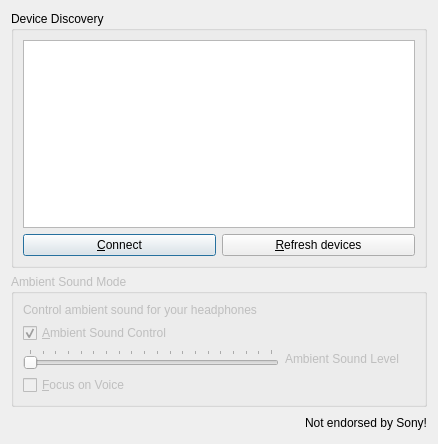
First picture: the form in Client/qt/dialog.ui, repository Plutoberth/SonyHeadphonesClient, before the edit.
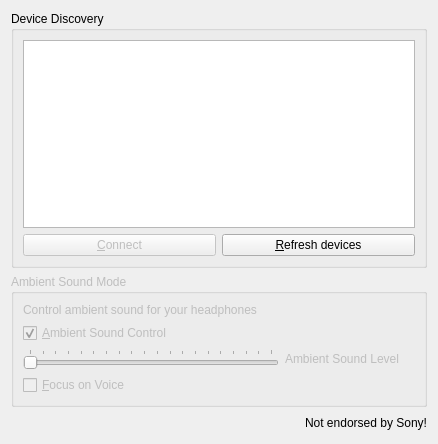
Second picture: the form after the edit. Icons and pictures are not drawn.

Commit message: Client/qt/dialog: format

What changed in the file:
```diff
--- a/Client/qt/dialog.ui
+++ b/Client/qt/dialog.ui
@@ -41,6 +41,9 @@
            <layout class="QHBoxLayout" name="horizontalLayout_5">
             <item>
              <widget class="QPushButton" name="connectButton">
+                            <property name="enabled">
+                              <bool>false</bool>
+                            </property>
               <property name="text">
                <string>&amp;Connect</string>
               </property>
```
Left out of the diff: 11 changed lines with no effect on the pictures. Lines whose indentation alone changed are shown as unchanged.
